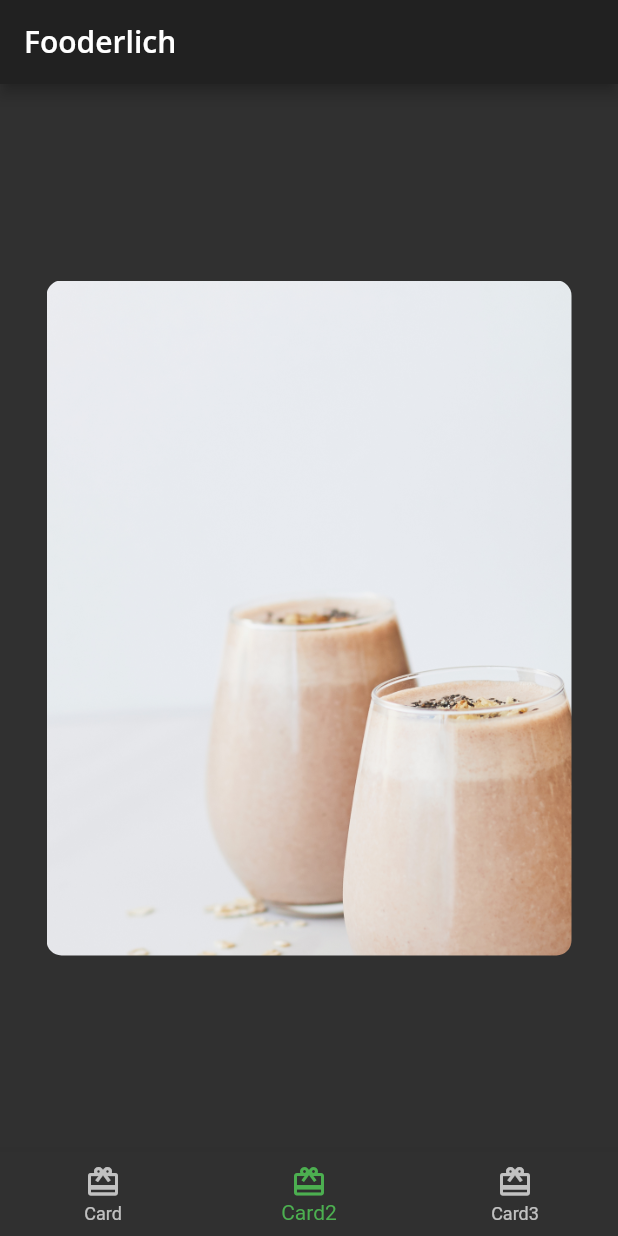
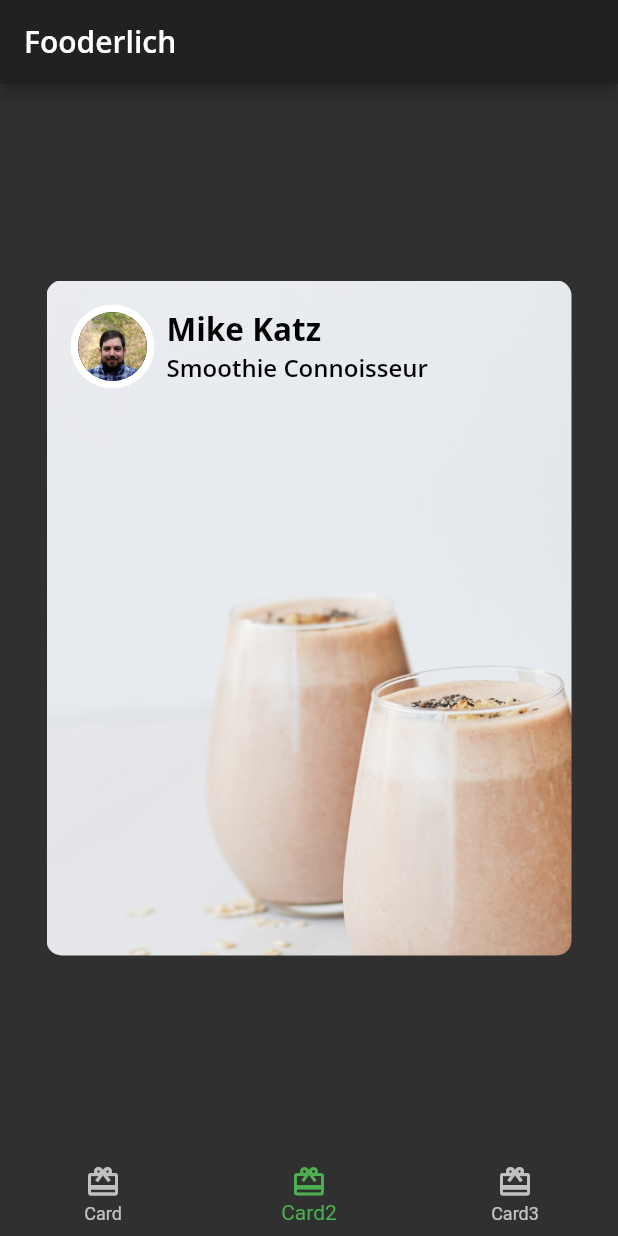
Before and after one commit to agentblythe/rw_fooderlich, a Flutter app: the screen it shows after launch, item 2 of the bottom bar chosen, on a phone screen of 412 x 824 dp. Run offline on Flutter 3.47's test engine with Material 2 defaults, Android fonts, the phone set to English and light mode, and no system bars; our stand-ins replace google_fonts.

Commit message:
Added basic Author Card to top of Card2

```diff
--- /dev/null
+++ b/lib/author_card.dart
@@ -0,0 +1,50 @@
+import 'package:flutter/material.dart';
+import 'fooderlich_theme.dart';
+import 'circle_image.dart';
+
+class AuthorCard extends StatelessWidget {
+  const AuthorCard({
+    Key? key,
+    required this.authorName,
+    required this.title,
+    this.imageProvider,
+  }) : super(key: key);
+
+  final String authorName;
+  final String title;
+  final ImageProvider? imageProvider;
+
+  @override
+  Widget build(BuildContext context) {
+    return Container(
+      padding: const EdgeInsets.all(16),
+      child: Row(
+        children: <Widget>[
+          Row(
+            children: <Widget>[
+              CircleImage(
+                imageProvider: imageProvider,
+                imageRadius: 28,
+              ),
+              const SizedBox(width: 8),
+              Column(
+                crossAxisAlignment: CrossAxisAlignment.start,
+                children: <Widget>[
+                  Text(
+                    authorName,
+                    style: FooderlichTheme.lightTextTheme.headline2,
+                  ),
+                  Text(
+                    title,
+                    style: FooderlichTheme.lightTextTheme.headline3,
+                  ),
+                ],
+              ),
+            ],
+          ),
+          // TODO 2: add IconButton
+        ],
+      ),
+    );
+  }
+}
--- a/lib/card2.dart
+++ b/lib/card2.dart
@@ -1,8 +1,11 @@
 import 'package:flutter/material.dart';
-import 'fooderlich_theme.dart';
+import 'author_card.dart';
 
 class Card2 extends StatelessWidget {
   const Card2({Key? key}) : super(key: key);
+
+  final String category = 'Smoothies';
+  final String title = 'Recipe';
 
   @override
   Widget build(BuildContext context) {
@@ -22,9 +25,12 @@ class Card2 extends StatelessWidget {
           ),
         ),
         child: Column(
-          children: [
-            // TODO 1: add author information
-            // TODO 4: add Positioned text
+          children: const [
+            AuthorCard(
+              title: 'Smoothie Connoisseur',
+              authorName: 'Mike Katz',
+              imageProvider: AssetImage('assets/author_katz.jpeg'),
+            ),
           ],
         ),
       ),
--- /dev/null
+++ b/lib/circle_image.dart
@@ -0,0 +1,24 @@
+import 'package:flutter/material.dart';
+
+class CircleImage extends StatelessWidget {
+  const CircleImage({
+    Key? key,
+    this.imageProvider,
+    this.imageRadius = 20,
+  }) : super(key: key);
+
+  final double imageRadius;
+  final ImageProvider? imageProvider;
+
+  @override
+  Widget build(BuildContext context) {
+    return CircleAvatar(
+      backgroundColor: Colors.white,
+      radius: imageRadius,
+      child: CircleAvatar(
+        radius: imageRadius - 5,
+        backgroundImage: imageProvider,
+      ),
+    );
+  }
+}
```
